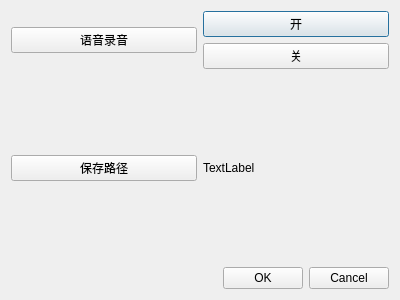
Before: the Qt Designer form record.ui in ishamo/boom, drawn with Qt 5.
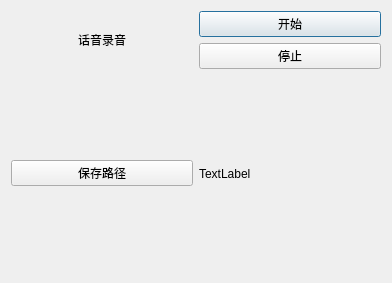
After: the same form once the commit is applied.

What changed in the file:
```diff
--- a/record.ui
+++ b/record.ui
@@ -6,8 +6,8 @@
    <rect>
     <x>0</x>
     <y>0</y>
-    <width>400</width>
-    <height>300</height>
+    <width>392</width>
+    <height>283</height>
    </rect>
   </property>
   <property name="windowTitle">
@@ -23,34 +23,28 @@
    <item row="0" column="0">
     <layout class="QHBoxLayout" name="horizontalLayout_2">
      <item>
-      <widget class="QPushButton" name="pushButton">
+      <widget class="QLabel" name="label_2">
        <property name="text">
-        <string>语音录音</string>
+        <string>话音录音</string>
+       </property>
+       <property name="alignment">
+        <set>Qt::AlignCenter</set>
        </property>
       </widget>
      </item>
      <item>
       <layout class="QVBoxLayout" name="verticalLayout">
        <item>
-        <widget class="QPushButton" name="pushButton_2">
+        <widget class="QPushButton" name="pushButton">
          <property name="text">
-          <string>开</string>
-         </property>
-         <property name="autoDefault">
-          <bool>false</bool>
-         </property>
-         <property name="default">
-          <bool>true</bool>
-         </property>
-         <property name="flat">
-          <bool>false</bool>
+          <string>开始</string>
          </property>
         </widget>
        </item>
        <item>
         <widget class="QPushButton" name="pushButton_3">
          <property name="text">
-          <string>关</string>
+          <string>停止</string>
          </property>
         </widget>
        </item>
@@ -76,16 +70,6 @@
      </item>
     </layout>
    </item>
-   <item row="2" column="0">
-    <widget class="QDialogButtonBox" name="buttonBox">
-     <property name="orientation">
-      <enum>Qt::Horizontal</enum>
-     </property>
-     <property name="standardButtons">
-      <set>QDialogButtonBox::Cancel|QDialogButtonBox::Ok</set>
-     </property>
-    </widget>
-   </item>
   </layout>
  </widget>
  <resources/>
```
Left out of the diff: 37 changed lines with no effect on the pictures.
